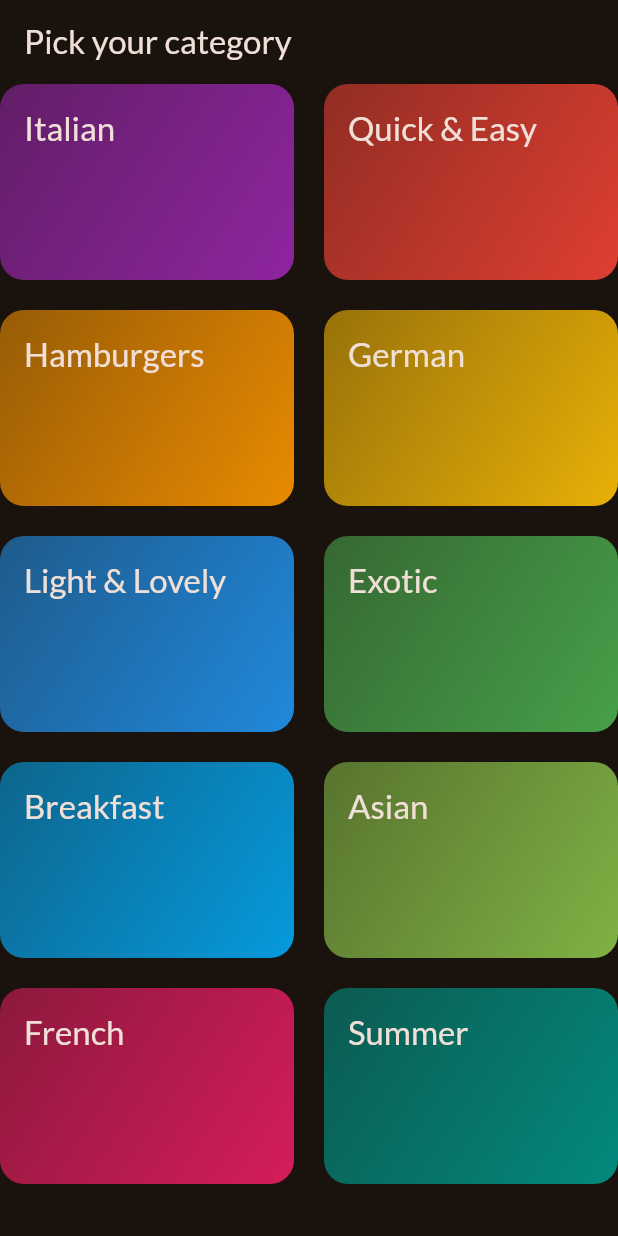
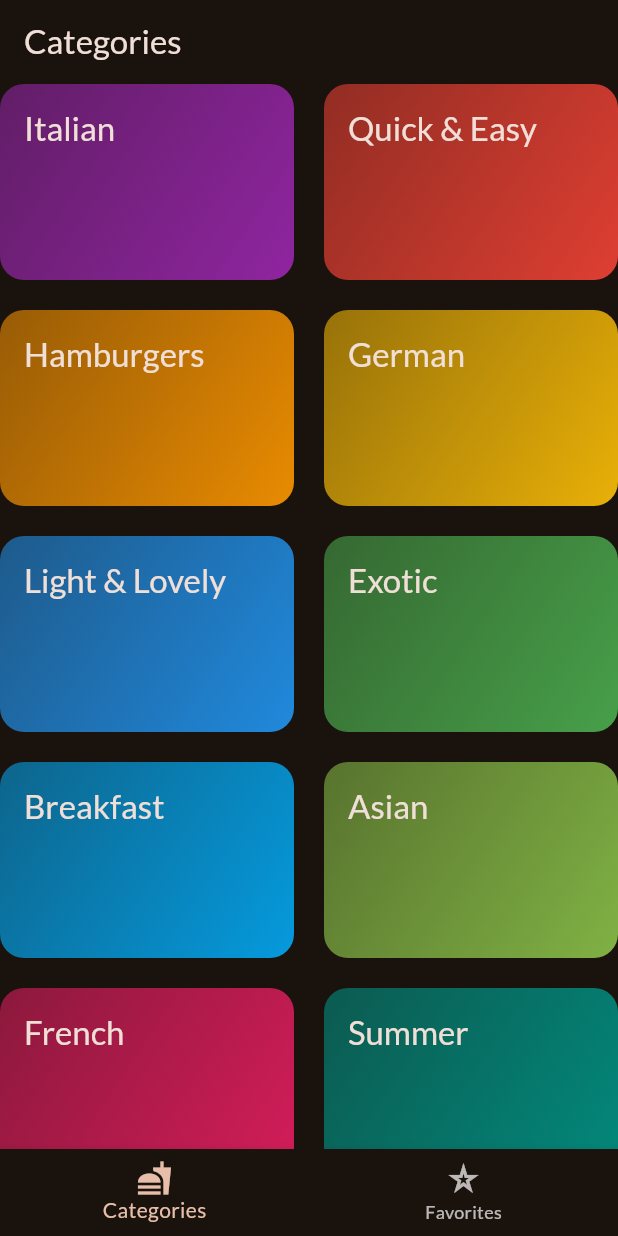
Before and after one commit to Aarush-Parashar/meals_app, a Flutter app: the screen it shows after launch, on a phone screen of 412 x 824 dp. Run offline on Flutter 3.47's test engine with Material 3 defaults, Android fonts, the phone set to English and light mode, and no system bars; our stand-ins replace google_fonts, transparent_image.

Commit message:
added the favorites screen

```diff
--- a/lib/main.dart
+++ b/lib/main.dart
@@ -1,6 +1,6 @@
 import 'package:flutter/material.dart';
 import 'package:google_fonts/google_fonts.dart';
-import 'package:meals_app/screens/categories.dart';
+import 'package:meals_app/screens/tabs.dart';
 
 final theme = ThemeData(
   useMaterial3: true,
@@ -20,6 +20,9 @@ class MyApp extends StatelessWidget {
 
   @override
   Widget build(BuildContext context) {
-    return MaterialApp(theme: theme, home: const CategoriesScreen());
+    return MaterialApp(
+        theme: theme,
+        debugShowCheckedModeBanner: false,
+        home: const TabsScreen());
   }
 }
--- a/lib/screens/categories.dart
+++ b/lib/screens/categories.dart
@@ -1,11 +1,13 @@
 import 'package:flutter/material.dart';
 import 'package:meals_app/data/dummy_data.dart';
 import 'package:meals_app/models/category.dart';
+import 'package:meals_app/models/meal.dart';
 import 'package:meals_app/widgets/category_grid.dart';
 import 'package:meals_app/screens/meals.dart';
 
 class CategoriesScreen extends StatelessWidget {
-  const CategoriesScreen({super.key});
+  const CategoriesScreen({super.key, required this.onToggleFavorite});
+  final void Function(Meal meal) onToggleFavorite;
 
   void _selectCategory(BuildContext context, Category category) {
     final filteredMeals = dummyMeals
@@ -13,19 +15,18 @@ class CategoriesScreen extends StatelessWidget {
         .toList();
     Navigator.of(context).push(
       MaterialPageRoute(
-        builder: (ctx) =>
-            MealsScreen(title: category.title, meals: filteredMeals),
+        builder: (ctx) => MealsScreen(
+          title: category.title,
+          meals: filteredMeals,
+          onToggleFavorite: onToggleFavorite,
+        ),
       ),
     );
   }
 
   @override
   Widget build(BuildContext context) {
-    return Scaffold(
-      appBar: AppBar(
-        title: const Text('Pick your category'),
-      ),
-      body: GridView(
+    return GridView(
       gridDelegate: const SliverGridDelegateWithFixedCrossAxisCount(
           crossAxisCount: 2,
           childAspectRatio: 3 / 2,
@@ -40,7 +41,6 @@ class CategoriesScreen extends StatelessWidget {
             },
           )
       ],
-      ),
     );
   }
 }
--- /dev/null
+++ b/lib/screens/tabs.dart
@@ -0,0 +1,79 @@
+import 'package:flutter/material.dart';
+import 'package:meals_app/models/meal.dart';
+import 'package:meals_app/screens/categories.dart';
+import 'package:meals_app/screens/meals.dart';
+
+class TabsScreen extends StatefulWidget {
+  const TabsScreen({super.key});
+
+  @override
+  State<TabsScreen> createState() => _TabsScreenState();
+}
+
+class _TabsScreenState extends State<TabsScreen> {
+  int _selectedPageIndex = 0;
+  final List<Meal> _favoriteMeals = [];
+
+  void _selectPage(index) {
+    setState(() {
+      _selectedPageIndex = index;
+    });
+  }
+
+  void _toggleMealFavoriteStatue(Meal meal) {
+    final isExisting = _favoriteMeals.contains(meal);
+
+    setState(() {
+      if (isExisting) {
+        _favoriteMeals.remove(meal);
+        ScaffoldMessenger.of(context).showSnackBar(
+          const SnackBar(
+            content: Text('Removed from Favorites'),
+          ),
+        );
+      } else {
+        _favoriteMeals.add(meal);
+        ScaffoldMessenger.of(context).showSnackBar(
+          const SnackBar(
+            content: Text('Added to Favorites'),
+          ),
+        );
+      }
+    });
+  }
+
+  @override
+  Widget build(BuildContext context) {
+    Widget activePage = CategoriesScreen(
+      onToggleFavorite: _toggleMealFavoriteStatue,
+    );
+    var activePageTitle = 'Categories';
+
+    if (_selectedPageIndex == 1) {
+      activePage = MealsScreen(
+        meals: _favoriteMeals,
+        onToggleFavorite: _toggleMealFavoriteStatue,
+      );
+      activePageTitle = 'Favorites';
+    }
+
+    return Scaffold(
+      appBar: AppBar(
+        title: Text(activePageTitle),
+      ),
+      body: activePage,
+      bottomNavigationBar: BottomNavigationBar(
+        onTap: (index) {
+          _selectPage(index);
+        },
+        currentIndex: _selectedPageIndex,
+        items: const [
+          BottomNavigationBarItem(
+              icon: Icon(Icons.fastfood_sharp), label: 'Categories'),
+          BottomNavigationBarItem(
+              icon: Icon(Icons.star_border_purple500), label: 'Favorites'),
+        ],
+      ),
+    );
+  }
+}
--- a/lib/widgets/meal_item.dart
+++ b/lib/widgets/meal_item.dart
@@ -1,6 +1,5 @@
 import 'package:flutter/material.dart';
 import 'package:meals_app/models/meal.dart';
-import 'package:meals_app/screens/meals_info.dart';
 import 'package:meals_app/widgets/meal_item_trait.dart';
 import 'package:transparent_image/transparent_image.dart';
 
```
Also changed, not shown: lib/screens/meals.dart (+15 -7 lines), lib/screens/meals_info.dart (+54 -5 lines). Lines whose indentation alone changed are shown as unchanged.
